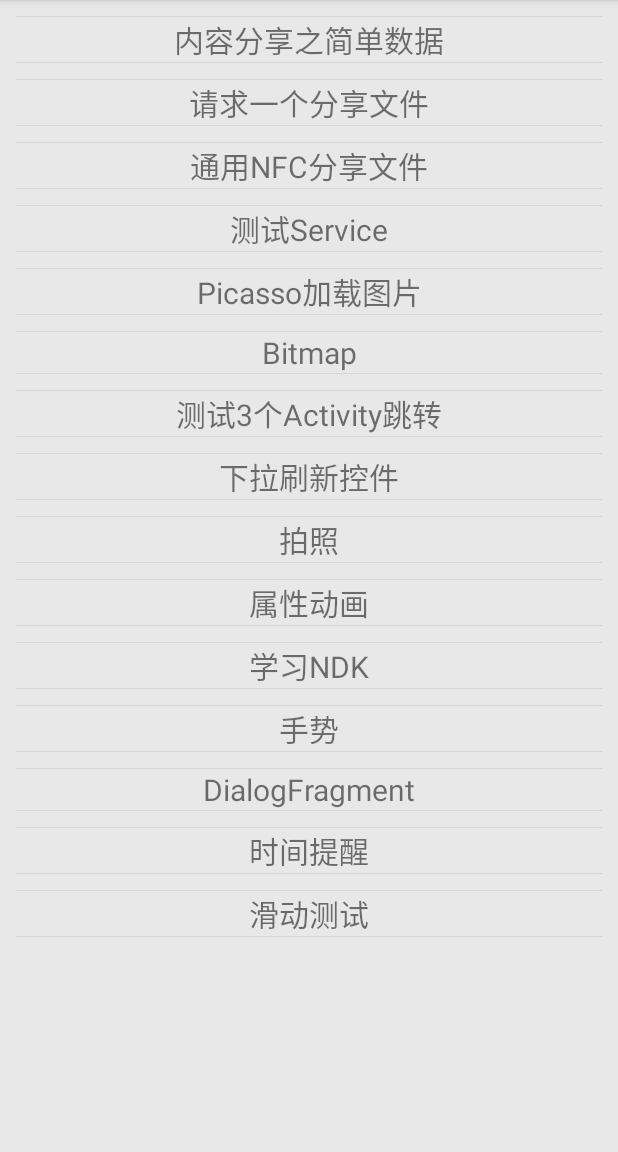
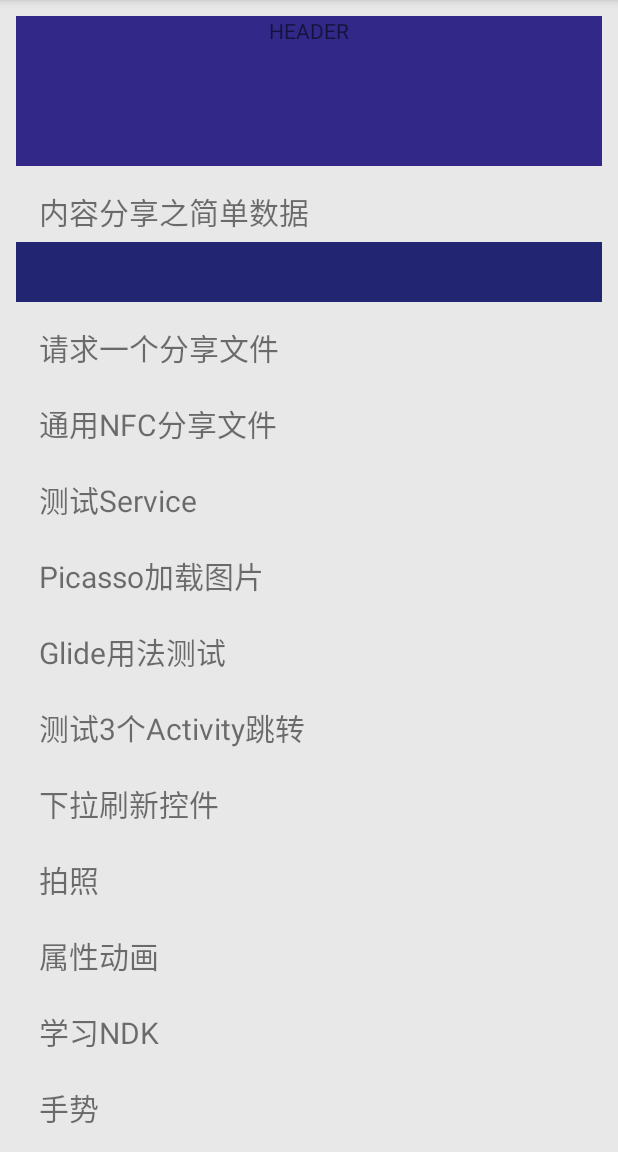
Before and after one commit to DengHuiJun/AndroidTranningDemo, an Android app: the screen it shows after launch (MainActivity), on a phone screen of 412 x 824 dp, the part 84-1236 px from its top. Run offline under Robolectric (Android 15) with nearby library versions, the phone set to English and light mode, and no system bars; pictures from the network do not load.

Commit message:
测试RecyclerView的一些特性

```diff
--- a/app/src/main/AndroidManifest.xml
+++ b/app/src/main/AndroidManifest.xml
@@ -107,7 +107,8 @@
         </receiver>
 
         <activity android:name=".activities.PullRefreshActivity" />
-        <activity android:name=".activities.DragHelperActivity"></activity>
+        <activity android:name=".activities.DragHelperActivity" />
+        <activity android:name=".glide.GlideActivity"></activity>
     </application>
 
 </manifest>
--- a/app/src/main/java/com/zero/androidtranningdemo/MainActivity.java
+++ b/app/src/main/java/com/zero/androidtranningdemo/MainActivity.java
@@ -7,6 +7,7 @@ import android.support.v7.widget.RecyclerView;
 import android.support.v7.widget.StaggeredGridLayoutManager;
 import android.view.Menu;
 import android.view.MenuItem;
+import android.view.View;
 
 import com.zero.androidtranningdemo.activities.AnimationActivity;
 import com.zero.androidtranningdemo.activities.DragHelperActivity;
@@ -22,6 +23,7 @@ import com.zero.androidtranningdemo.activities.TimeRemindActivity;
 import com.zero.androidtranningdemo.contentshare.NFCShareActivity;
 import com.zero.androidtranningdemo.contentshare.ShareFilesActivity;
 import com.zero.androidtranningdemo.contentshare.SimpleDateActivity;
+import com.zero.androidtranningdemo.glide.GlideActivity;
 import com.zero.androidtranningdemo.multimedia.TestServiceActivity;
 import com.zero.androidtranningdemo.utils.AppUtils;
 
@@ -34,7 +36,7 @@ public class MainActivity extends AppCompatActivity implements MainListAdapter.O
 
     private Context mContext;
     private RecyclerView mListRv;
-    private List<RecyclerMainItem> mItems = new ArrayList<>(19); // 添加时修改下初始大小
+    private List<RecyclerMainItem> mItems = new ArrayList<>(20); // 添加时修改下初始大小
     private MainListAdapter mAdapter;
 
     private static final int ITEM_ID_SHARE_SIMPLE_DATA = 1;
@@ -62,6 +64,8 @@ public class MainActivity extends AppCompatActivity implements MainListAdapter.O
         findView();
         initItems();
 
+        View headerView = getLayoutInflater().inflate(R.layout.main_header, null);
+
         mListRv.setLayoutManager(new StaggeredGridLayoutManager(1, StaggeredGridLayoutManager.VERTICAL));
         mAdapter = new MainListAdapter(mContext, mItems);
         mListRv.setAdapter(mAdapter);
@@ -75,9 +79,20 @@ public class MainActivity extends AppCompatActivity implements MainListAdapter.O
 
             @Override
             public void onScrolled(RecyclerView recyclerView, int dx, int dy) {
-                super.onScrolled(recyclerView, dx, dy);
+                mAdapter.setIsAnima(false);
             }
         });
+
+        mAdapter.setHeaderView(headerView);
+    }
+
+    private void enterEditMode() {
+        mAdapter.setEditMode(true);
+    }
+
+    private void exitEditMode() {
+        mAdapter.setEditMode(false);
+
     }
 
     private void initItems() {
@@ -102,7 +117,7 @@ public class MainActivity extends AppCompatActivity implements MainListAdapter.O
         mItems.add(itemUsePicasso);
 
         RecyclerMainItem itemTestBitmap = new RecyclerMainItem(ITEM_ID_TEST_BITMAP);
-        itemTestBitmap.setTitle("Bitmap");
+        itemTestBitmap.setTitle("Glide用法测试");
         mItems.add(itemTestBitmap);
 
         RecyclerMainItem itemTestActivities = new RecyclerMainItem(ITEM_ID_TEST_ACTIVITIES_INTENT);
@@ -173,6 +188,13 @@ public class MainActivity extends AppCompatActivity implements MainListAdapter.O
         if (id == R.id.action_settings) {
             return true;
         } else if (id == R.id.menu_item_share) {
+            // TODO 编辑模式
+            if (mAdapter.getEditMode()) {
+                mAdapter.setEditMode(false);
+            } else {
+                mAdapter.setEditMode(true);
+            }
+
             return true;
         }
         return super.onOptionsItemSelected(item);
@@ -201,7 +223,7 @@ public class MainActivity extends AppCompatActivity implements MainListAdapter.O
                 break;
 
             case ITEM_ID_TEST_BITMAP:
-
+                AppUtils.toAnActivity(this, GlideActivity.class);
                 break;
             case ITEM_ID_TEST_ACTIVITIES_INTENT:
                 AppUtils.toAnActivity(this, FirstActivity.class);
--- a/app/src/main/java/com/zero/androidtranningdemo/MainListAdapter.java
+++ b/app/src/main/java/com/zero/androidtranningdemo/MainListAdapter.java
@@ -1,11 +1,17 @@
 package com.zero.androidtranningdemo;
 
+import android.animation.ObjectAnimator;
+import android.animation.ValueAnimator;
 import android.content.Context;
 import android.support.v7.widget.RecyclerView;
+import android.util.TypedValue;
 import android.view.LayoutInflater;
 import android.view.View;
 import android.view.ViewGroup;
+import android.view.animation.AccelerateDecelerateInterpolator;
+import android.view.animation.TranslateAnimation;
 import android.widget.ImageView;
+import android.widget.LinearLayout;
 import android.widget.TextView;
 
 import java.util.List;
@@ -14,8 +20,17 @@ import java.util.List;
  * Created by zero on 16-8-17.
  */
 public class MainListAdapter extends RecyclerView.Adapter<MainListAdapter.ItemView> {
+    private static final String TAG = "MainListAdapter";
+
+    private static final int TYPE_HEAD = 1;
+    private static final int TYPE_NORMAL = 2;
+
     private Context context;
     private List<RecyclerMainItem> items;
+    private boolean isEditMode = false;
+    private boolean isAnim = false;
+
+    private View mHeaderView;
 
     public interface OnMainItemClickListener {
         void onMainItemClickListener(int id);
@@ -29,41 +44,154 @@ public class MainListAdapter extends RecyclerView.Adapter<MainListAdapter.ItemVi
         mItemClickListener = (OnMainItemClickListener) context;
     }
 
+    public void setHeaderView(View headerView) {
+        mHeaderView = headerView;
+        notifyItemInserted(0);
+    }
+
+    public void setEditMode(boolean isEdit) {
+        if (isEditMode && !isEdit) {
+            // 编辑模式-》正常模式
+        } else if (!isEditMode && isEdit) {
+            // 正常模式 -》编辑模式
+            isAnim = true;
+        } else {
+            return;
+        }
+
+        isEditMode = isEdit;
+        notifyDataSetChanged();
+    }
+
+    public void setIsAnima(boolean isAnim) {
+        this.isAnim = isAnim;
+    }
+
+    public boolean getEditMode() {
+        return isEditMode;
+    }
+
     @Override
     public ItemView onCreateViewHolder(ViewGroup parent, int viewType) {
+        if (viewType == TYPE_HEAD && mHeaderView != null) {
+            return new ItemView(mHeaderView);
+        }
+
         View view = LayoutInflater.from(context).inflate(R.layout.main_list_item, parent, false);
         return new ItemView(view);
     }
 
     @Override
     public void onBindViewHolder(ItemView holder, int position) {
-        final RecyclerMainItem item = items.get(position);
-        holder.imageView.setImageDrawable(item.getIconDrawable());
+        if (getItemViewType(position) == TYPE_HEAD) {
+            return;
+        }
+
+        final int pos = getRealPosition(holder);
+        final RecyclerMainItem item = items.get(pos);
         holder.textView.setText(item.getTitle());
         holder.itemLy.setOnClickListener(new View.OnClickListener() {
             @Override
             public void onClick(View v) {
-                mItemClickListener.onMainItemClickListener(item.getId());
+                if (mItemClickListener != null) {
+                    mItemClickListener.onMainItemClickListener(item.getId());
+                }
             }
         });
+
+        if (pos == 0) {
+            holder.title.setVisibility(View.VISIBLE);
+        } else {
+            holder.title.setVisibility(View.GONE);
+        }
+
+        if (isEditMode) {
+            holder.deleteIv.setVisibility(View.VISIBLE);
+            holder.deleteIv.setOnClickListener(new View.OnClickListener() {
+                @Override
+                public void onClick(View v) {
+                    isEditMode = false;
+                    notifyDataSetChanged();
+                }
+            });
+
+            if (isAnim) {
+                setEnterEditAnim(holder);
+            }
+
+        } else {
+            holder.deleteIv.setVisibility(View.GONE);
+        }
+    }
+
+    private void setEnterEditAnim(ItemView view) {
+        float with = TypedValue.applyDimension(TypedValue.COMPLEX_UNIT_DIP, 32, context.getResources().getDisplayMetrics());
+        TranslateAnimation translateAnimation = new TranslateAnimation(-with, 0, 0, 0);
+        translateAnimation.setDuration(300L);
+        view.rightLy.startAnimation(translateAnimation);
+    }
+
+    private void exitEditAnim(ItemView view) {
+        final int with = (int) TypedValue.applyDimension(TypedValue.COMPLEX_UNIT_DIP, 48, context.getResources().getDisplayMetrics());
+    }
+
+    private void slide(final View contentView, View deleteView, final int with) {
+        ObjectAnimator fadeInOut = ObjectAnimator.ofFloat(deleteView, "alpha", 0f, 1f);
+        fadeInOut.setDuration(300L);
+
+        ValueAnimator animator = ValueAnimator.ofFloat(0f, 1f);
+        animator.setDuration(300L);
+        animator.setInterpolator(new AccelerateDecelerateInterpolator());
+        animator.addUpdateListener(new ValueAnimator.AnimatorUpdateListener() {
+
+            @Override
+            public void onAnimationUpdate(ValueAnimator animation) {
+                float value = (float) animation.getAnimatedValue();
+                float X = (int) (value * with);
+                contentView.setX(X);
+            }
+        });
+        animator.start();
+        fadeInOut.start();
+    }
+
+    @Override
+    public int getItemViewType(int position) {
+        if (position == 0 && mHeaderView != null) {
+            return TYPE_HEAD;
+        }
+        return TYPE_NORMAL;
     }
 
     @Override
     public int getItemCount() {
-        return items.size();
+        return mHeaderView == null ? items.size() : items.size() + 1;
     }
 
-    public static class ItemView extends  RecyclerView.ViewHolder{
+    public int getRealPosition(RecyclerView.ViewHolder holder) {
+        int position = holder.getLayoutPosition();
+        return mHeaderView == null ? position : position - 1;
+    }
 
-        ImageView imageView;
+    public class ItemView extends RecyclerView.ViewHolder {
+
         TextView textView;
+        ImageView deleteIv;
+        LinearLayout rightLy;
         View itemLy;
+        View title;
 
         public ItemView(View itemView){
             super(itemView);
-            imageView = (ImageView) itemView.findViewById(R.id.main_item_img);
+            if (itemView == mHeaderView) {
+                return;
+            }
+
+            deleteIv = (ImageView) itemView.findViewById(R.id.delete_iv);
             textView = (TextView) itemView.findViewById(R.id.main_item_title);
             itemLy = itemView.findViewById(R.id.main_item_ly);
+            rightLy = (LinearLayout) itemView.findViewById(R.id.right_content_ly);
+            title = itemView.findViewById(R.id.group_title);
         }
     }
 }
--- a/app/src/main/res/layout/main.xml
+++ b/app/src/main/res/layout/main.xml
@@ -9,8 +9,6 @@
     <android.support.v7.widget.RecyclerView
         android:id="@+id/main_recycler_view"
         android:layout_width="match_parent"
-        android:layout_height="wrap_content">
-
-    </android.support.v7.widget.RecyclerView>
+        android:layout_height="wrap_content" />
 
 </LinearLayout>
--- /dev/null
+++ b/app/src/main/res/layout/main_header.xml
@@ -0,0 +1,15 @@
+<?xml version="1.0" encoding="utf-8"?>
+<LinearLayout xmlns:android="http://schemas.android.com/apk/res/android"
+    android:orientation="vertical"
+    android:layout_width="match_parent"
+    android:layout_height="80dp"
+    android:minHeight="100dp"
+    android:background="#312888">
+
+    <TextView
+        android:layout_width="match_parent"
+        android:layout_height="match_parent"
+        android:text="HEADER"
+        android:gravity="center" />
+
+</LinearLayout>
--- a/app/src/main/res/layout/main_list_item.xml
+++ b/app/src/main/res/layout/main_list_item.xml
@@ -1,32 +1,49 @@
 <?xml version="1.0" encoding="utf-8"?>
 <LinearLayout xmlns:android="http://schemas.android.com/apk/res/android"
-    android:id="@+id/main_item_ly"
     android:orientation="vertical"
-    android:layout_width="wrap_content"
+    android:layout_width="match_parent"
     android:layout_height="wrap_content">
 
-    <ImageView
-        android:id="@+id/main_item_img"
+    <LinearLayout
+        android:id="@+id/main_item_ly"
+        android:orientation="horizontal"
         android:layout_width="match_parent"
         android:layout_height="wrap_content"
-        android:adjustViewBounds="true"
-        android:scaleType="centerCrop"/>
+        android:paddingLeft="15dp" >
 
-    <View
+        <ImageView
+            android:id="@+id/delete_iv"
+            android:layout_width="22dp"
+            android:layout_height="22dp"
+            android:layout_gravity="center_vertical"
+            android:layout_marginRight="10dp"
+            android:visibility="gone"
+            android:src="@drawable/icon_main_drawer_menu_delete" />
+
+        <LinearLayout
+            android:id="@+id/right_content_ly"
+            android:orientation="vertical"
             android:layout_width="match_parent"
-        android:layout_height="0.4dp"
-        android:background="@color/link_text_material_dark" />
+            android:layout_height="wrap_content" >
 
             <TextView
                 android:id="@+id/main_item_title"
                 android:layout_width="match_parent"
-        android:layout_height="wrap_content"
+                android:layout_height="40dp"
                 android:textSize="20sp"
-        android:gravity="center"/>
+                android:text="海贼王"
+                android:gravity="left|center_vertical" />
+
+        </LinearLayout>
+
+    </LinearLayout>
 
     <View
+        android:id="@+id/group_title"
         android:layout_width="match_parent"
-        android:layout_height="0.4dp"
-        android:background="@color/link_text_material_dark" />
+        android:layout_height="40dp"
+        android:background="#222672"
+        android:visibility="gone"
+        android:layout_below="@+id/right_content_ly" />
 
 </LinearLayout>
--- a/build.gradle
+++ b/build.gradle
@@ -5,7 +5,7 @@ buildscript {
         jcenter()
     }
     dependencies {
-        classpath 'com.android.tools.build:gradle:1.2.3'
+        classpath 'com.android.tools.build:gradle:2.2.1'
 
         // NOTE: Do not place your application dependencies here; they belong
         // in the individual module build.gradle files
```
Also changed, not shown: app/build.gradle (+8 -6 lines), app/src/main/java/com/zero/androidtranningdemo/glide/GlideActivity.java (added, +36 -0 lines), app/src/main/res/layout/activity_glide.xml (added, +18 -0 lines), app/src/main/res/drawable/icon_common_item_delete.png (added), app/src/main/res/drawable/icon_common_item_drag.png (added), app/src/main/res/drawable/icon_common_item_hide.png (added), app/src/main/res/drawable/icon_common_item_show.png (added), app/src/main/res/drawable/icon_main_drawer_menu_delete.png (added), gradle/wrapper/gradle-wrapper.properties, 1 other file. Lines whose indentation alone changed are shown as unchanged.
